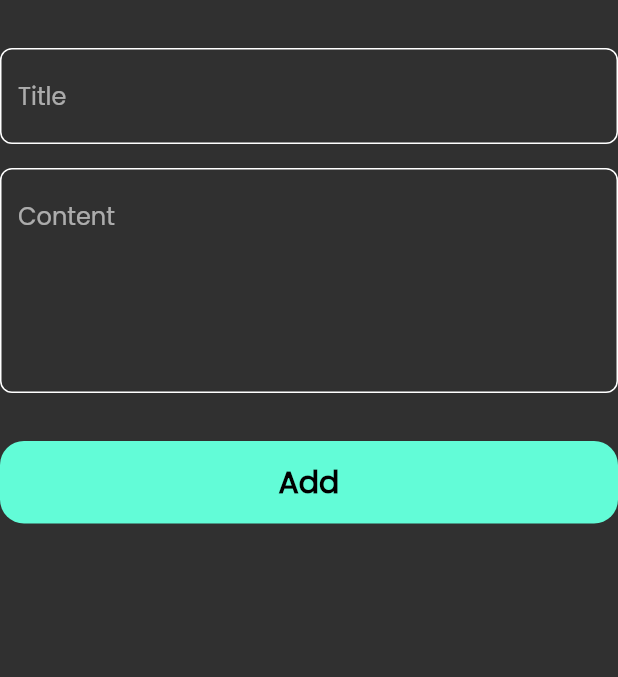
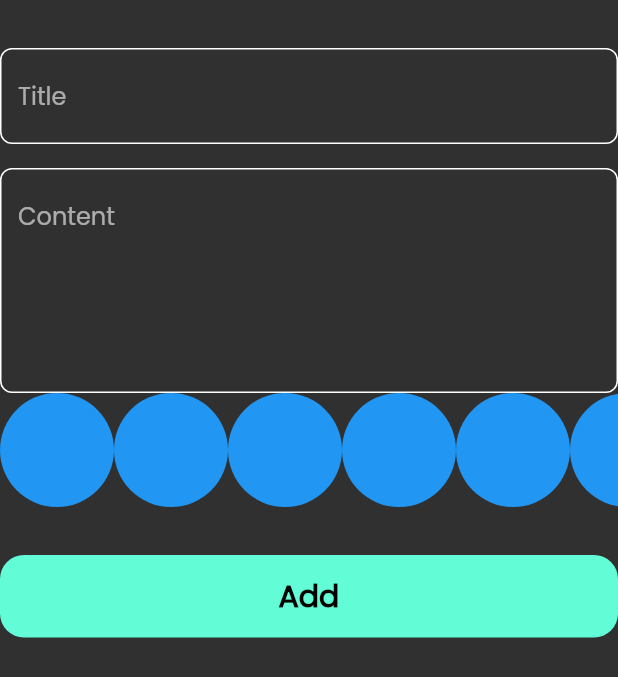
Before and after one commit to Abdalrhmanabood/notes_app, a Flutter app: the AddNoteForm widget shown alone on an empty page, opened directly, on a phone screen of 412 x 824 dp. Shown: the top 677 px of the screen. Run offline on Flutter 3.47's test engine with Material 2 defaults, Android fonts, the phone set to English and light mode, and no system bars; our stand-ins replace bloc, flutter_bloc, font_awesome_flutter, hive, hive_flutter; accounts and stored records are empty.

Commit message:
Create colors list part one

```diff
--- a/lib/views/widget/add_note_form.dart
+++ b/lib/views/widget/add_note_form.dart
@@ -4,6 +4,7 @@ import 'package:intl/intl.dart';
 
 import '../../cubits/add_note_cubit/add_note_cubit.dart';
 import '../../models/note_model.dart';
+import 'colors_Item_list.dart';
 import 'custom_buttom.dart';
 import 'custom_text_field.dart';
 
@@ -47,6 +48,7 @@ class _AddNoteFormState extends State<AddNoteForm> {
               hint: 'Content',
               maxlines: 5,
             ),
+            const ColorItemList(),
             const SizedBox(
               height: 32,
             ),
--- /dev/null
+++ b/lib/views/widget/colors_Item_list.dart
@@ -0,0 +1,31 @@
+import 'package:flutter/material.dart';
+
+class ColorItem extends StatelessWidget {
+  const ColorItem({super.key});
+
+  @override
+  Widget build(BuildContext context) {
+    return const CircleAvatar(
+      backgroundColor: Colors.blue,
+      radius: 38,
+    );
+  }
+}
+
+class ColorItemList extends StatelessWidget {
+  const ColorItemList({super.key});
+
+  @override
+  Widget build(BuildContext context) {
+    return SizedBox(
+      height: 76,
+      child: ListView.builder(
+        scrollDirection: Axis.horizontal,
+        itemCount: 10,
+        itemBuilder: (context, index) {
+          return const ColorItem();
+        },
+      ),
+    );
+  }
+}
```
